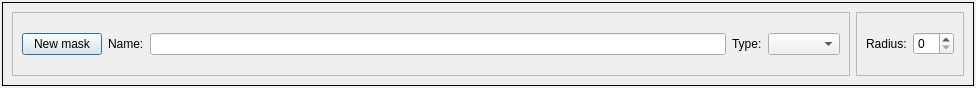
First picture: the form in plugins/MaskEdit/forms/maskEdit.ui, repository isis-group/vast, before the edit.
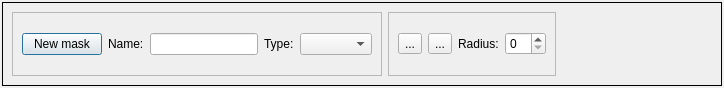
Second picture: the form after the edit. Icons and pictures are not drawn.

```diff
--- a/plugins/MaskEdit/forms/maskEdit.ui
+++ b/plugins/MaskEdit/forms/maskEdit.ui
@@ -6,7 +6,7 @@
    <rect>
     <x>0</x>
     <y>0</y>
-    <width>976</width>
+    <width>724</width>
     <height>88</height>
    </rect>
   </property>
@@ -87,6 +87,34 @@
          <enum>QFrame::Raised</enum>
         </property>
         <layout class="QHBoxLayout" name="horizontalLayout_4">
+         <item>
+          <widget class="QToolButton" name="paint">
+           <property name="text">
+            <string>...</string>
+           </property>
+           <property name="icon">
+            <iconset resource="../resources/maskedit.qrc">
+             <normaloff>:/common/maskEdit.png</normaloff>:/common/maskEdit.png</iconset>
+           </property>
+           <property name="checkable">
+            <bool>true</bool>
+           </property>
+          </widget>
+         </item>
+         <item>
+          <widget class="QToolButton" name="cut">
+           <property name="text">
+            <string>...</string>
+           </property>
+           <property name="icon">
+            <iconset resource="../resources/maskedit.qrc">
+             <normaloff>:/common/scissor.gif</normaloff>:/common/scissor.gif</iconset>
+           </property>
+           <property name="checkable">
+            <bool>true</bool>
+           </property>
+          </widget>
+         </item>
          <item>
           <widget class="QLabel" name="label_3">
            <property name="text">
@@ -100,6 +128,19 @@
         </layout>
        </widget>
       </item>
+      <item>
+       <spacer name="horizontalSpacer">
+        <property name="orientation">
+         <enum>Qt::Horizontal</enum>
+        </property>
+        <property name="sizeHint" stdset="0">
+         <size>
+          <width>40</width>
+          <height>20</height>
+         </size>
+        </property>
+       </spacer>
+      </item>
      </layout>
     </widget>
    </item>
```
Left out of the diff: 2 changed lines with no effect on the pictures.
